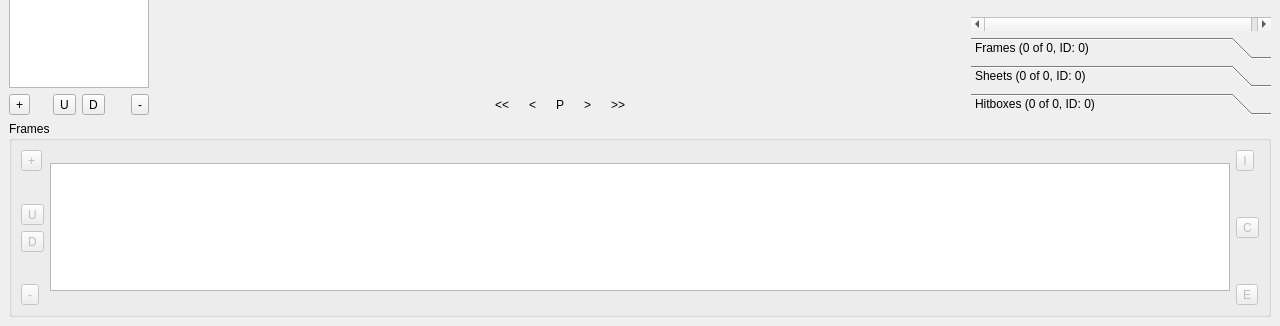
Qt form RetroEDv2/tools/animationeditor.ui (RSDKModding/RetroED) before a commit; both pictures show x 0 to 1280 and y 394 to 720 of the 1280 by 720 pixel window.
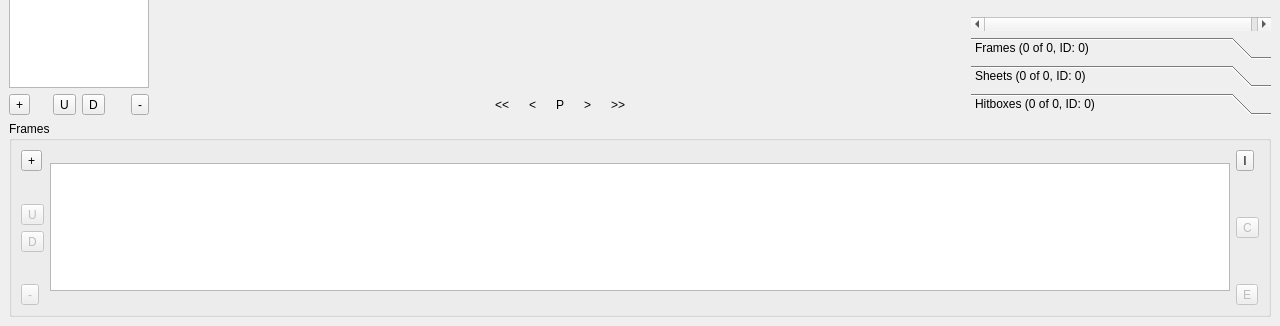
The same form after that commit. The open tabs and pages were chosen to show the change. Icons and pictures are not drawn. Custom widgets are drawn as their Qt base class.

Commit message: me too :arrow_down:

```diff
--- a/RetroEDv2/tools/animationeditor.ui
+++ b/RetroEDv2/tools/animationeditor.ui
@@ -496,7 +496,7 @@
         <item alignment="Qt::AlignTop">
          <widget class="QToolButton" name="addFrame">
           <property name="enabled">
-           <bool>false</bool>
+           <bool>true</bool>
           </property>
           <property name="toolTip">
            <string>Add Frame</string>
@@ -595,7 +595,7 @@
         <item>
          <widget class="QToolButton" name="impFrame">
           <property name="enabled">
-           <bool>false</bool>
+           <bool>true</bool>
           </property>
           <property name="toolTip">
            <string>Import Frame</string>
```
Left out of the diff: 10 changed lines with no effect on the pictures. The commit also changes 1 other file.
